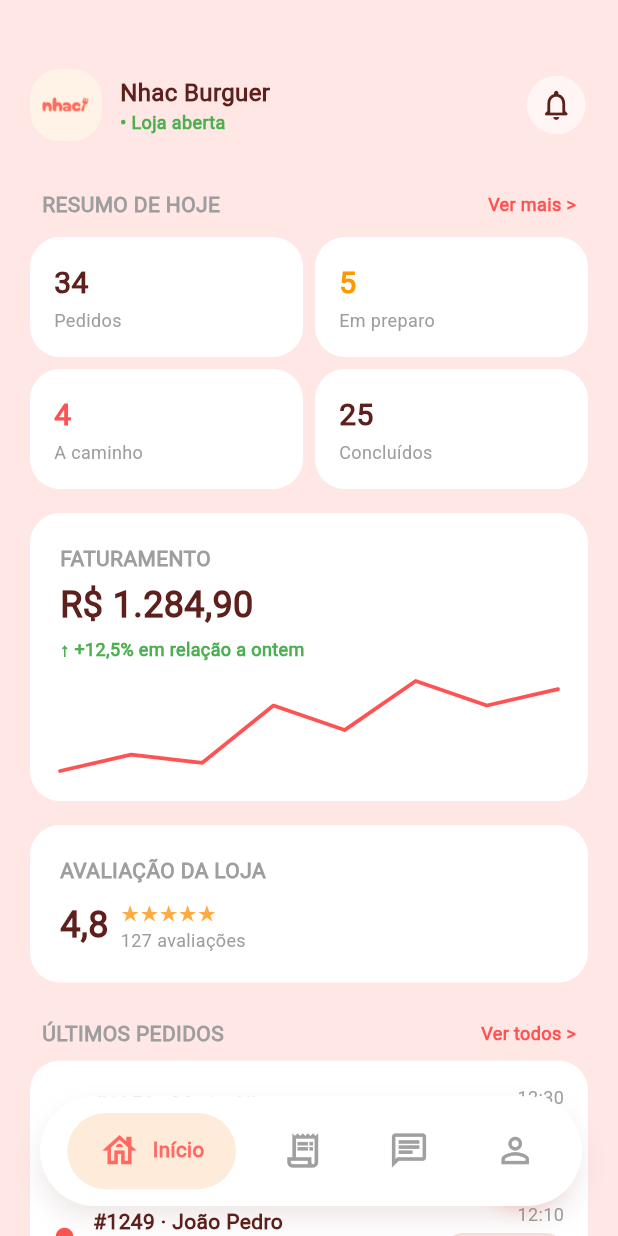
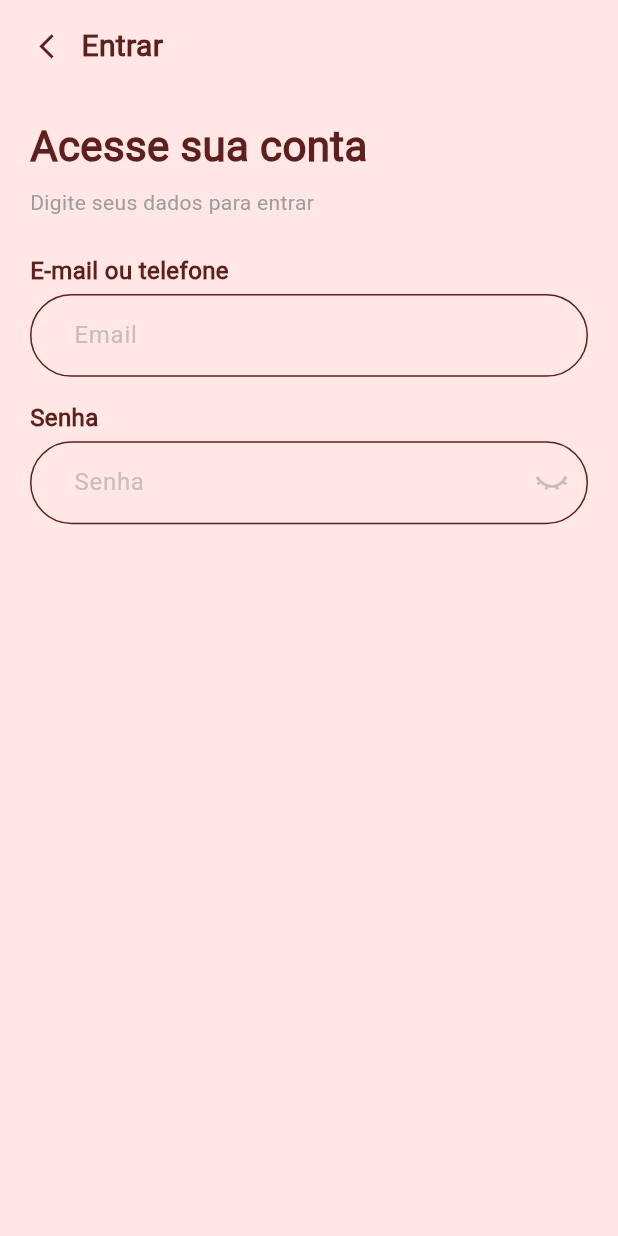
Before and after one commit to h3llsyn/Nhac-Lojas, a Flutter app: the screen it shows after launch, after a tap on "Já tenho uma conta · Entrar", on a phone screen of 412 x 824 dp. Run offline on Flutter 3.47's test engine with Material 3 defaults, Android fonts, the phone set to English and light mode, and no system bars; drawn by our look-alikes of fl_chart; our stand-ins replace flutter_screenutil, flutter_svg, go_router.

Commit message:
fazendo tela de login

```diff
--- /dev/null
+++ b/lib/components/nhac_input_field.dart
@@ -0,0 +1,116 @@
+import 'package:flutter/material.dart';
+import 'package:flutter_screenutil/flutter_screenutil.dart';
+import 'package:flutter/services.dart';
+
+class NhacInputField extends StatelessWidget {
+  final TextEditingController? controller;
+  final String? hintText;
+  final bool obscureText;
+  final TextInputType? keyboardType;
+  final String? Function(String?)? validator;
+  final void Function(String)? onChanged;
+  final List<TextInputFormatter>? inputFormatters;
+  final Widget? prefixIcon;
+  final Widget? suffixIcon;
+  final FocusNode? focusNode;
+  final String? errorText;
+  final TextCapitalization textCapitalization;
+  final TextInputAction? textInputAction;
+  final void Function(String)? onFieldSubmitted;
+  final bool autofocus;
+  final bool enabled;
+  final String obscuringCharacter;
+  final TextStyle? style;
+
+  const NhacInputField({
+    super.key,
+    this.controller,
+    this.hintText,
+    this.obscureText = false,
+    this.keyboardType,
+    this.validator,
+    this.onChanged,
+    this.inputFormatters,
+    this.prefixIcon,
+    this.suffixIcon,
+    this.focusNode,
+    this.errorText,
+    this.textCapitalization = TextCapitalization.none,
+    this.textInputAction,
+    this.onFieldSubmitted,
+    this.autofocus = false,
+    this.enabled = true,
+    this.obscuringCharacter = '•',
+    this.style,
+  });
+
+  @override
+  Widget build(BuildContext context) {
+    const Color primaryColor = Color(0xFF5D201C);
+    const Color hintColor = Color(0xFFC9BCBC);
+    const Color cursorColor = Color(0xFFFF6961);
+
+    final borderStyle = OutlineInputBorder(
+      borderRadius: BorderRadius.circular(50.r),
+      borderSide: const BorderSide(
+        color: primaryColor,
+        width: 1.0,
+      ),
+    );
+
+    final focusedBorderStyle = OutlineInputBorder(
+      borderRadius: BorderRadius.circular(50.r),
+      borderSide: const BorderSide(
+        color: primaryColor,
+        width: 2.0,
+      ),
+    );
+
+    return TextFormField(
+      controller: controller,
+      obscureText: obscureText,
+      obscuringCharacter: obscuringCharacter,
+      keyboardType: keyboardType,
+      validator: validator,
+      onChanged: onChanged,
+      inputFormatters: inputFormatters,
+      focusNode: focusNode,
+      textCapitalization: textCapitalization,
+      textInputAction: textInputAction,
+      onFieldSubmitted: onFieldSubmitted,
+      autofocus: autofocus,
+      enabled: enabled,
+      cursorColor: cursorColor,
+      style: style ??
+          TextStyle(
+            color: primaryColor,
+            fontFamily: 'Roboto',
+            fontWeight: FontWeight.w600,
+          ),
+      decoration: InputDecoration(
+        hintText: hintText,
+        hintStyle: const TextStyle(
+          color: hintColor,
+          fontWeight: FontWeight.w400,
+        ),
+        errorText: errorText,
+        prefixIcon: prefixIcon,
+        suffixIcon: suffixIcon,
+        contentPadding: EdgeInsets.symmetric(
+          horizontal: 24.w,
+          vertical: 16.h,
+        ),
+        filled: false,
+        border: borderStyle,
+        enabledBorder: borderStyle,
+        focusedBorder: focusedBorderStyle,
+        errorBorder: borderStyle.copyWith(
+          borderSide: const BorderSide(color: Colors.red, width: 1.0),
+        ),
+        focusedErrorBorder: focusedBorderStyle.copyWith(
+          borderSide: const BorderSide(color: Colors.red, width: 2.0),
+        ),
+      ),
+    );
+  }
+}
--- /dev/null
+++ b/lib/pages/auth/email_loja.dart
@@ -0,0 +1,90 @@
+import 'package:flutter/material.dart';
+import 'package:flutter_svg/flutter_svg.dart';
+import 'package:nhac_lojas/components/back_arrow.dart';
+import 'package:nhac_lojas/components/nhac_input_field.dart';
+
+class EmailLoja extends StatefulWidget {
+  const EmailLoja({super.key});
+
+  @override
+  State<EmailLoja> createState() => _EmailLojaState();
+}
+
+class _EmailLojaState extends State<EmailLoja> {
+  bool _senhaVisivel = false;
+
+  @override
+  Widget build(BuildContext context) {
+    return Scaffold(
+      body: SafeArea(
+        child: Padding(
+          padding: const EdgeInsets.fromLTRB(20, 16, 20, 20),
+          child: Column(
+            crossAxisAlignment: CrossAxisAlignment.start,
+            children: [
+              Row(
+                children: [
+                  BackArrow(),
+                  const SizedBox(width: 12),
+                  const Text(
+                    'Entrar',
+                    style: TextStyle(fontSize: 20, fontWeight: FontWeight.bold),
+                  ),
+                ],
+              ),
+              const SizedBox(height: 32),
+              Text(
+                'Acesse sua conta',
+                style: TextStyle(fontSize: 28, fontWeight: FontWeight.bold),
+              ),
+              const SizedBox(height: 8),
+              Text(
+                'Digite seus dados para entrar',
+                style: TextStyle(
+                  fontSize: 14,
+                  fontWeight: FontWeight.w500,
+                  color: Colors.grey,
+                ),
+              ),
+              const SizedBox(height: 24),
+              Text(
+                'E-mail ou telefone',
+                style: TextStyle(fontSize: 16, fontWeight: FontWeight.bold),
+              ),
+              const SizedBox(height: 4),
+              NhacInputField(hintText: 'Email'),
+              const SizedBox(height: 16),
+              Text(
+                'Senha',
+                style: TextStyle(fontSize: 16, fontWeight: FontWeight.bold),
+              ),
+              const SizedBox(height: 4),
+              NhacInputField(
+                hintText: 'Senha',
+                obscureText: !_senhaVisivel,
+                suffixIcon: IconButton(
+                  icon: _senhaVisivel
+                      ? const Icon(Icons.visibility, color: Color(0xFFFF6961))
+                      : SvgPicture.asset(
+                          'assets/images/olho-fechado.svg',
+                          width: 24.0,
+                          height: 24.0,
+                          colorFilter: const ColorFilter.mode(
+                            Color(0xFFC9BCBC),
+                            BlendMode.srcIn,
+                          ),
+                        ),
+                  onPressed: () {
+                    setState(() {
+                      _senhaVisivel = !_senhaVisivel;
+                    });
+                  },
+                ),
+              ),
+            ],
+          ),
+        ),
+      ),
+    );
+  }
+}
--- a/lib/pages/bem-vindo.dart
+++ b/lib/pages/bem-vindo.dart
@@ -78,7 +78,7 @@ class BemVindo extends StatelessWidget {
                     child: ButtonNhac(
                       texto: 'Já tenho uma conta · Entrar',
                       isSecundario: true,
-                      onTap: () => context.push('/home'),
+                      onTap: () => context.push('/email'),
                     ),
                   ),
                   SizedBox(height: 8),
--- a/lib/routes/go_router.dart
+++ b/lib/routes/go_router.dart
@@ -1,5 +1,6 @@
 import 'package:flutter/material.dart';
 import 'package:go_router/go_router.dart';
+import 'package:nhac_lojas/pages/auth/email_loja.dart';
 import 'package:nhac_lojas/pages/bem-vindo.dart';
 import 'package:nhac_lojas/pages/chat_open.dart';
 import 'package:nhac_lojas/pages/chat_page.dart';
@@ -42,6 +43,10 @@ final GoRouter appRouter = GoRouter(
       builder: (context, state) => const BemVindo(),
     ),
     GoRoute(
+      path: '/email',
+      builder: (context, state) => const EmailLoja(),
+    ),
+    GoRoute(
       path: '/order-details',
       builder: (context, state) => const OrderDetailsPage(),
     ),
--- a/pubspec.yaml
+++ b/pubspec.yaml
@@ -13,6 +13,7 @@ dependencies:
   flutter_screenutil: ^5.9.3
   go_router: ^14.0.0
   lottie: ^2.7.0
+  flutter_svg: ^2.3.0
 
 dev_dependencies:
   flutter_test:
```
Also changed, not shown: assets/images/olho-fechado.svg (added), pubspec.lock.
